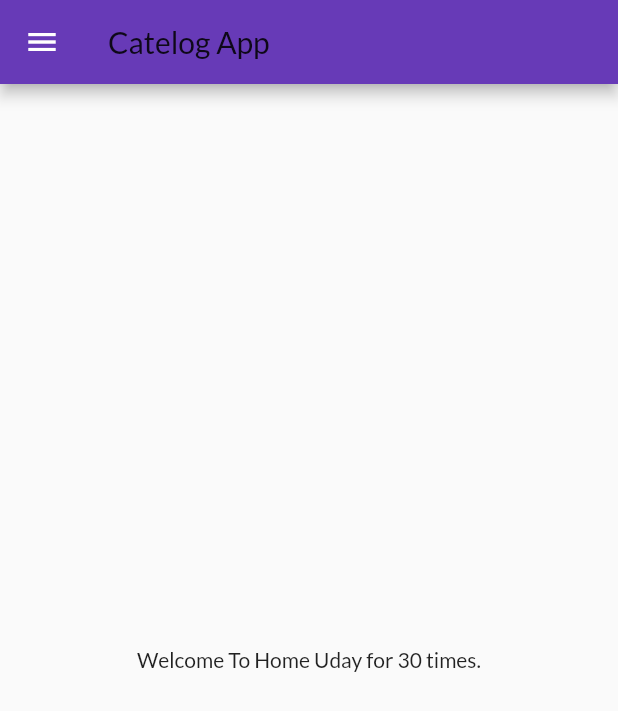
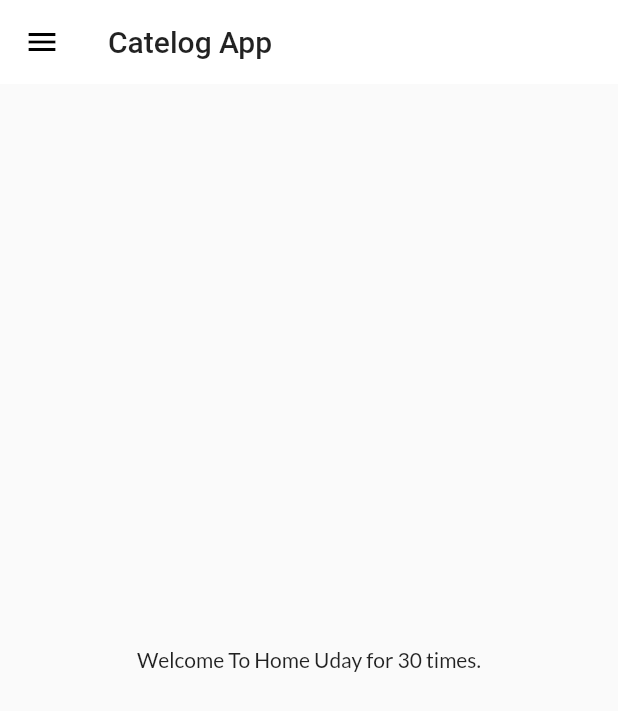
Before and after one commit to udshah31/flutter, a Flutter app: the screen it shows after launch, on a phone screen of 412 x 824 dp. Shown: the top 711 px of the screen. Run offline on Flutter 3.47's test engine with Material 2 defaults, Android fonts, the phone set to English and light mode, and no system bars; our stand-ins replace google_fonts.

Commit message:
day-9 completed

```diff
--- a/lib/main.dart
+++ b/lib/main.dart
@@ -2,6 +2,7 @@ import 'package:flutter/material.dart';
 import 'package:flutter_catlog/pages/home_page.dart';
 import 'package:flutter_catlog/pages/login_page.dart';
 import 'package:flutter_catlog/utils/routes.dart';
+import 'package:flutter_catlog/widgets/themes.dart';
 import 'package:google_fonts/google_fonts.dart';
 
 void main() {
@@ -13,10 +14,8 @@ class MyApp extends StatelessWidget {
   Widget build(BuildContext context) {
     return MaterialApp(
       themeMode: ThemeMode.light,
-      theme: ThemeData(
-          primarySwatch: Colors.deepPurple,
-          fontFamily: GoogleFonts.lato().fontFamily,
-          primaryTextTheme: GoogleFonts.latoTextTheme()),
+      theme: MyTheme.lightTheme(context),
+      darkTheme: MyTheme.darkTheme(context),
       debugShowCheckedModeBanner: false,
       initialRoute: MyRoutes.homeRoute,
       routes: {
--- /dev/null
+++ b/lib/widgets/themes.dart
@@ -0,0 +1,18 @@
+import 'package:flutter/material.dart';
+import 'package:google_fonts/google_fonts.dart';
+
+class MyTheme {
+  static ThemeData lightTheme(BuildContext context) => (ThemeData(
+        primarySwatch: Colors.deepPurple,
+        fontFamily: GoogleFonts.lato().fontFamily,
+        appBarTheme: AppBarTheme(
+          color: Colors.white,
+          elevation: 0.0,
+          iconTheme: IconThemeData(color: Colors.black),
+          textTheme: Theme.of(context).textTheme,
+        ),
+      ));
+
+  static ThemeData darkTheme(BuildContext context) =>
+      (ThemeData(brightness: Brightness.dark));
+}
```
Also changed, not shown: lib/models/catelog.dart (added, +10 -0 lines).
